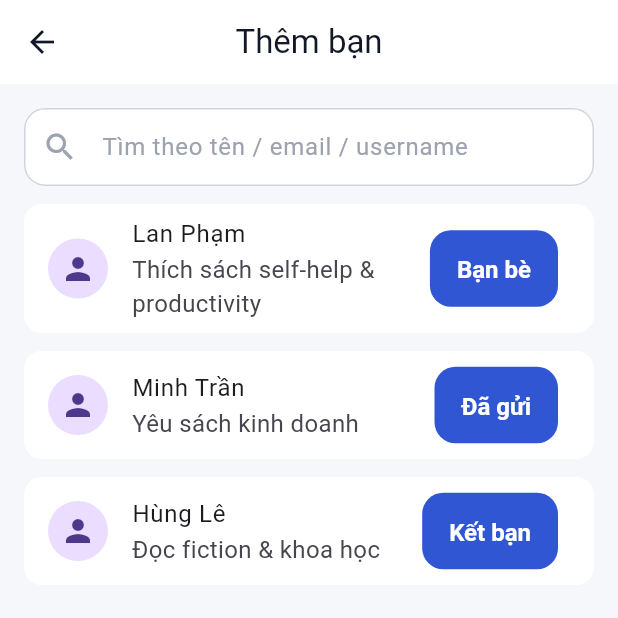
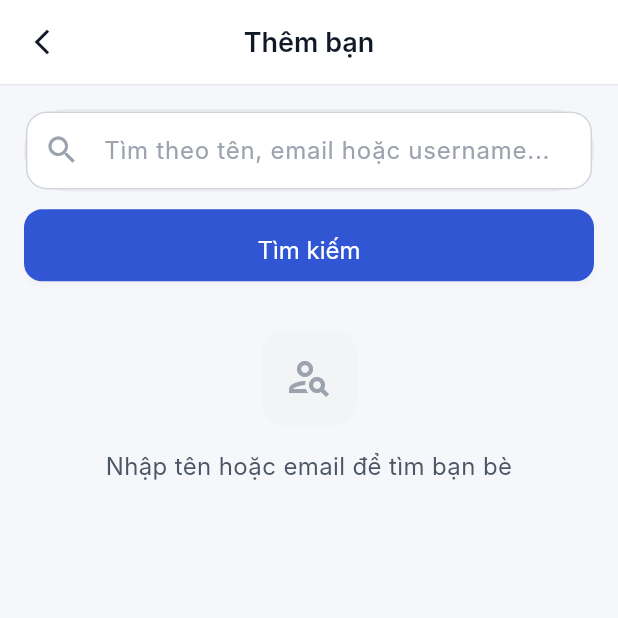
Before and after one commit to nviethung04/tram_doc, a Flutter app: the FriendSearchScreen screen opened directly, on a phone screen of 412 x 824 dp, the top half of it. Run offline on Flutter 3.47's test engine with Material 3 defaults, Android fonts, the phone set to English and light mode, and no system bars; our stand-ins replace firebase_auth, firebase_core; accounts and stored records are empty; network calls fail; Roboto replaces fonts that are missing (Inter).

Commit message:
update search

```diff
--- a/lib/features/circle/friend_search_screen.dart
+++ b/lib/features/circle/friend_search_screen.dart
@@ -1,24 +1,142 @@
 import 'package:flutter/material.dart';
-import '../../components/app_input.dart';
 import '../../components/app_button.dart';
 import '../../data/mock_data.dart';
 import '../../models/friend.dart';
 
-class FriendSearchScreen extends StatelessWidget {
+class FriendSearchScreen extends StatefulWidget {
   const FriendSearchScreen({super.key});
+
+  @override
+  State<FriendSearchScreen> createState() => _FriendSearchScreenState();
+}
+
+class _FriendSearchScreenState extends State<FriendSearchScreen> {
+  final _searchController = TextEditingController();
+  bool _showResults = false;
 
   @override
   Widget build(BuildContext context) {
     return Scaffold(
-      appBar: AppBar(title: const Text('Thêm bạn')),
+      backgroundColor: const Color(0xFFF5F7FB),
+      appBar: AppBar(
+        backgroundColor: Colors.white,
+        elevation: 0,
+        centerTitle: true,
+        leading: IconButton(
+          icon: const Icon(Icons.arrow_back_ios_new, color: Color(0xFF111827), size: 20),
+          onPressed: () => Navigator.of(context).pop(),
+        ),
+        title: const Text(
+          'Thêm bạn',
+          style: TextStyle(
+            color: Color(0xFF111827),
+            fontSize: 18,
+            fontFamily: 'Inter',
+            fontWeight: FontWeight.w600,
+          ),
+        ),
+        bottom: PreferredSize(
+          preferredSize: const Size.fromHeight(1),
+          child: Container(color: const Color(0xFFE5E7EB), height: 1),
+        ),
+      ),
       body: Padding(
         padding: const EdgeInsets.all(16),
         child: Column(
           children: [
-            const SearchBarInput(hint: 'Tìm theo tên / email / username'),
+            // Search Input
+            Container(
+              decoration: BoxDecoration(
+                color: Colors.white,
+                borderRadius: BorderRadius.circular(30),
+                border: Border.all(color: const Color(0xFFE5E7EB), width: 1.27),
+              ),
+              child: TextField(
+                controller: _searchController,
+                decoration: const InputDecoration(
+                  hintText: 'Tìm theo tên, email hoặc username...',
+                  hintStyle: TextStyle(
+                    color: Color(0xFF9CA3AF),
+                    fontSize: 16,
+                    fontFamily: 'Inter',
+                    fontWeight: FontWeight.w400,
+                  ),
+                  prefixIcon: Icon(Icons.search, color: Color(0xFF9CA3AF)),
+                  border: InputBorder.none,
+                  contentPadding: EdgeInsets.symmetric(horizontal: 16, vertical: 14),
+                ),
+                onSubmitted: (_) => setState(() => _showResults = true),
+              ),
+            ),
             const SizedBox(height: 12),
+            // Search Button
+            SizedBox(
+              width: double.infinity,
+              height: 48,
+              child: ElevatedButton(
+                onPressed: () {
+                  setState(() => _showResults = true);
+                  FocusScope.of(context).unfocus();
+                },
+                style: ElevatedButton.styleFrom(
+                  backgroundColor: const Color(0xFF3056D3),
+                  shape: RoundedRectangleBorder(
+                    borderRadius: BorderRadius.circular(12),
+                  ),
+                  elevation: 2,
+                  shadowColor: const Color(0x19000000),
+                ),
+                child: const Text(
+                  'Tìm kiếm',
+                  style: TextStyle(
+                    color: Colors.white,
+                    fontSize: 16,
+                    fontFamily: 'Inter',
+                    fontWeight: FontWeight.w400,
+                  ),
+                ),
+              ),
+            ),
+            const SizedBox(height: 32),
+            // Content
             Expanded(
-              child: ListView.separated(
+              child: _showResults ? _buildResults() : _buildEmptyState(),
+            ),
+          ],
+        ),
+      ),
+    );
+  }
+
+  Widget _buildEmptyState() {
+    return Column(
+      children: [
+        Container(
+          width: 64,
+          height: 64,
+          decoration: BoxDecoration(
+            color: const Color(0xFFF3F4F6),
+            borderRadius: BorderRadius.circular(16),
+          ),
+          child: const Icon(Icons.person_search_outlined, size: 32, color: Color(0xFF9CA3AF)),
+        ),
+        const SizedBox(height: 16),
+        const Text(
+          'Nhập tên hoặc email để tìm bạn bè',
+          textAlign: TextAlign.center,
+          style: TextStyle(
+            color: Color(0xFF4B5563),
+            fontSize: 16,
+            fontFamily: 'Inter',
+            fontWeight: FontWeight.w400,
+          ),
+        ),
+      ],
+    );
+  }
+
+  Widget _buildResults() {
+    return ListView.separated(
       itemCount: friends.length,
       separatorBuilder: (_, __) => const SizedBox(height: 12),
       itemBuilder: (_, i) {
@@ -39,11 +157,6 @@ class FriendSearchScreen extends StatelessWidget {
           ),
         );
       },
-              ),
-            )
-          ],
-        ),
-      ),
     );
   }
 }
```
Lines whose indentation alone changed are shown as unchanged.
